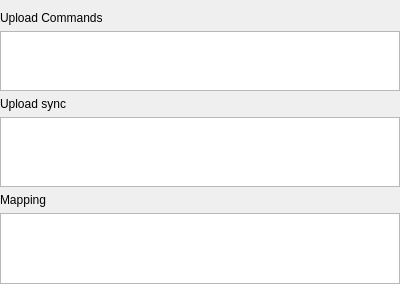
The window that addon/SFTP/sftp_form_dir_setting.ui (fengzhu2007/anycode) describes before a commit, drawn with Qt 5.
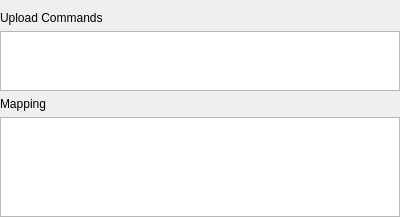
The same window after the commit. Custom widgets are drawn as their Qt base class.

```diff
--- a/addon/SFTP/sftp_form_dir_setting.ui
+++ b/addon/SFTP/sftp_form_dir_setting.ui
@@ -7,7 +7,7 @@
     <x>0</x>
     <y>0</y>
     <width>400</width>
-    <height>284</height>
+    <height>217</height>
    </rect>
   </property>
   <property name="windowTitle">
@@ -61,56 +61,6 @@
      </property>
     </widget>
    </item>
-   <item>
-    <widget class="QLabel" name="label">
-     <property name="minimumSize">
-      <size>
-       <width>100</width>
-       <height>0</height>
-      </size>
-     </property>
-     <property name="maximumSize">
-      <size>
-       <width>16777215</width>
-       <height>16777215</height>
-      </size>
-     </property>
-     <property name="baseSize">
-      <size>
-       <width>80</width>
-       <height>0</height>
-      </size>
-     </property>
-     <property name="text">
-      <string>Upload sync</string>
-     </property>
-     <property name="alignment">
-      <set>Qt::AlignLeading|Qt::AlignLeft|Qt::AlignVCenter</set>
-     </property>
-    </widget>
-   </item>
-   <item>
-    <widget class="ady::DirMappingView" name="localTreeView">
-     <property name="maximumSize">
-      <size>
-       <width>16777215</width>
-       <height>100</height>
-      </size>
-     </property>
-     <property name="editTriggers">
-      <set>QAbstractItemView::CurrentChanged|QAbstractItemView::DoubleClicked|QAbstractItemView::EditKeyPressed|QAbstractItemView::SelectedClicked</set>
-     </property>
-     <property name="selectionMode">
-      <enum>QAbstractItemView::SingleSelection</enum>
-     </property>
-     <property name="rootIsDecorated">
-      <bool>false</bool>
-     </property>
-     <property name="itemsExpandable">
-      <bool>false</bool>
-     </property>
-    </widget>
-   </item>
    <item>
     <widget class="QLabel" name="re">
      <property name="minimumSize">
@@ -141,6 +91,12 @@
    </item>
    <item>
     <widget class="ady::DirMappingView" name="remoteTreeView">
+     <property name="minimumSize">
+      <size>
+       <width>0</width>
+       <height>100</height>
+      </size>
+     </property>
      <property name="maximumSize">
       <size>
        <width>16777215</width>
```
